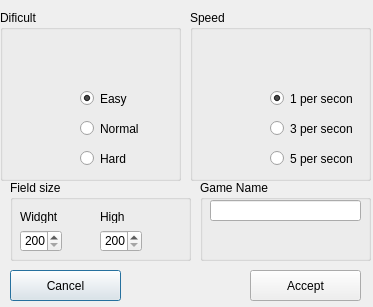
Above: 6-7_Lesson/settings.ui from Mysarios/QT_study before the change. Below: the same form after it.
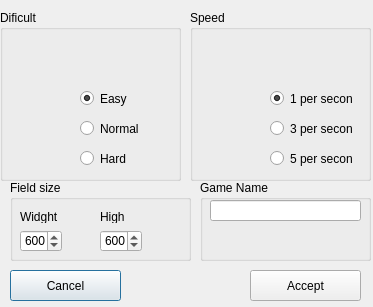
That is the form after the change.

What changed in the file:
```diff
--- a/6-7_Lesson/settings.ui
+++ b/6-7_Lesson/settings.ui
@@ -150,6 +150,9 @@
     <property name="maximum">
      <number>1000</number>
     </property>
+    <property name="value">
+     <number>600</number>
+    </property>
    </widget>
    <widget class="QSpinBox" name="H_size">
     <property name="geometry">
@@ -166,6 +169,9 @@
     <property name="maximum">
      <number>1000</number>
     </property>
+    <property name="value">
+     <number>600</number>
+    </property>
    </widget>
    <widget class="QLabel" name="label">
     <property name="geometry">
```
